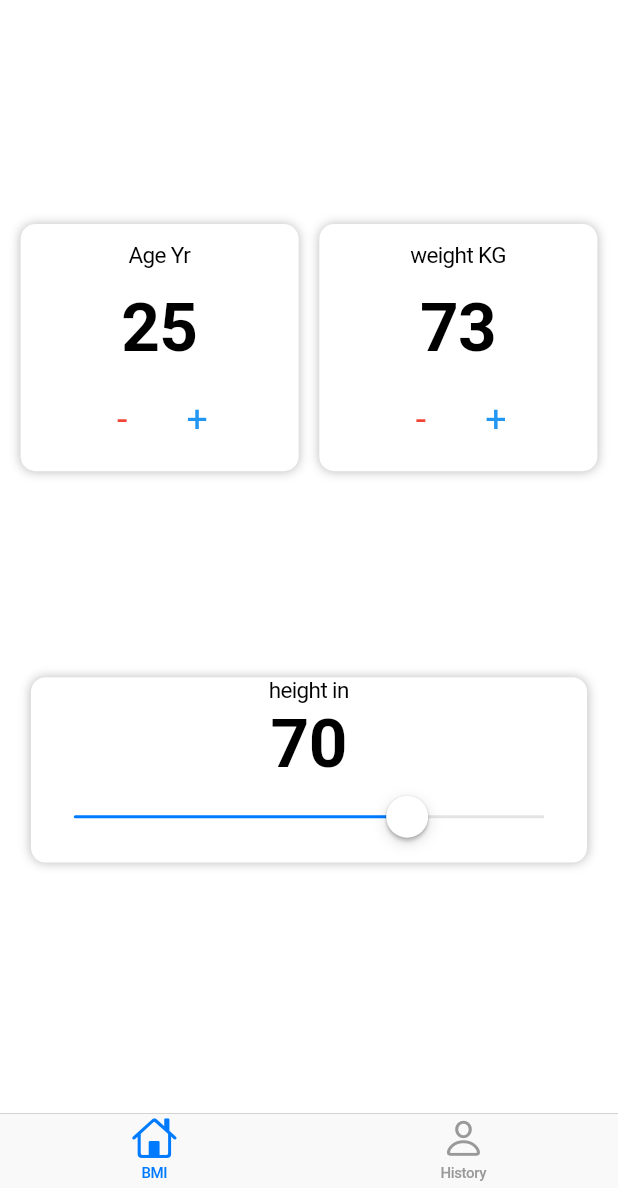
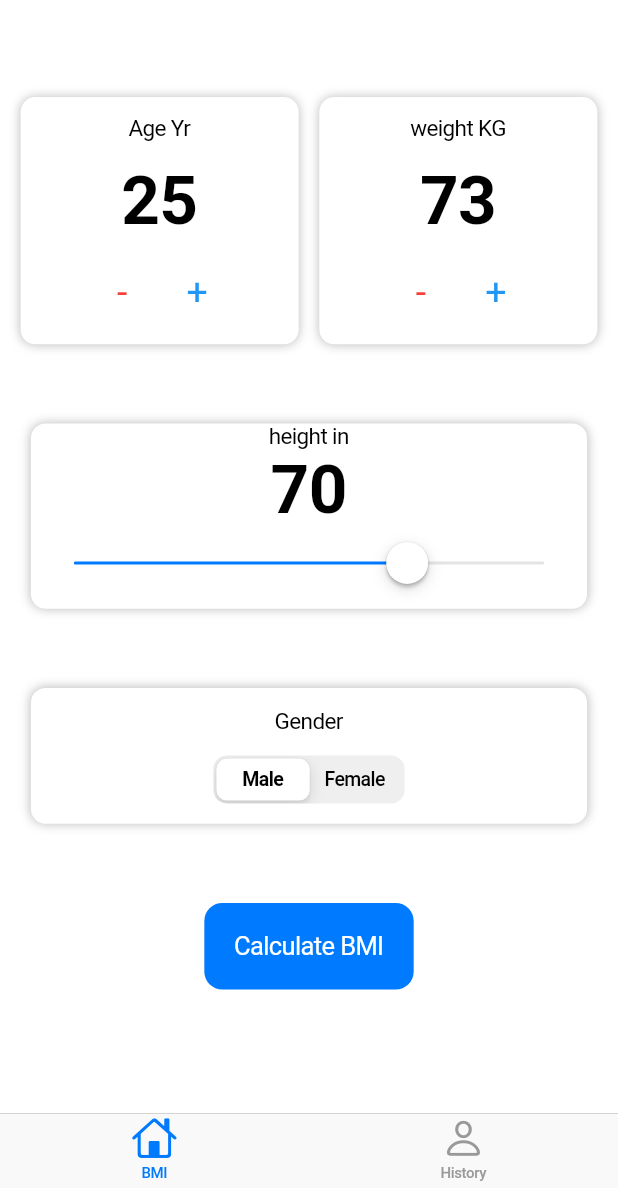
Before and after one commit to IlmanNashran/BMI-Calculator-App, a Flutter app: the screen it shows after launch, on a phone screen of 412 x 824 dp, the part 48-1236 px from its top. Run offline on Flutter 3.47's test engine with Material 2 defaults, Android fonts, the phone set to English and light mode, and no system bars.

Commit message:
adding genderwidget and button calculate

```diff
--- a/lib/pages/bmi_page.dart
+++ b/lib/pages/bmi_page.dart
@@ -1,3 +1,5 @@
+import 'dart:math';
+
 import 'package:bmi_app/widgets/info_card.dart';
 import 'package:flutter/cupertino.dart';
 import 'package:flutter/material.dart';
@@ -13,7 +15,7 @@ class BmiPage extends StatefulWidget {
 
 class _BmiPageState extends State<BmiPage> {
   double? _deviceHeight, _deviceWidth;
-  int _age = 25, _weight = 73, _height = 70;
+  int _age = 25, _weight = 73, _height = 70, _gender = 0;
 
   @override
   Widget build(BuildContext context) {
@@ -38,6 +40,8 @@ class _BmiPageState extends State<BmiPage> {
             ],
           ),
           _heightSelectContainer(),
+          _genderSelectContainer(),
+          _calculateBMIButton(),
         ],
       ),
     ));
@@ -186,4 +190,48 @@ class _BmiPageState extends State<BmiPage> {
       ),
     );
   }
+
+  Widget _genderSelectContainer() {
+    return InfoCard(
+      height: _deviceHeight! * 0.11,
+      width: _deviceWidth! * 0.90,
+      child: Column(
+        mainAxisAlignment: MainAxisAlignment.spaceEvenly,
+        mainAxisSize: MainAxisSize.max,
+        crossAxisAlignment: CrossAxisAlignment.center,
+        children: [
+          const Text(
+            'Gender',
+            style: TextStyle(fontSize: 15, fontWeight: FontWeight.w400),
+          ),
+          CupertinoSlidingSegmentedControl(
+              groupValue: _gender,
+              children: const {
+                0: Text('Male'),
+                1: Text('Female'),
+              },
+              onValueChanged: (_value) {
+                setState(() {
+                  _gender = _value as int; //cast in int
+                });
+              }),
+        ],
+      ),
+    );
+  }
+
+  Widget _calculateBMIButton() {
+    return Container(
+      height: _deviceHeight! * 0.07,
+      child: CupertinoButton.filled(
+        child: const Text("Calculate BMI"),
+        onPressed: () {
+          if (_height > 0 && _weight > 0 && _age > 0) {
+            double _bmi = 703 * (_weight / pow(_height, 2));
+            print(_bmi);
+          }
+        },
+      ),
+    );
+  }
 }
```
